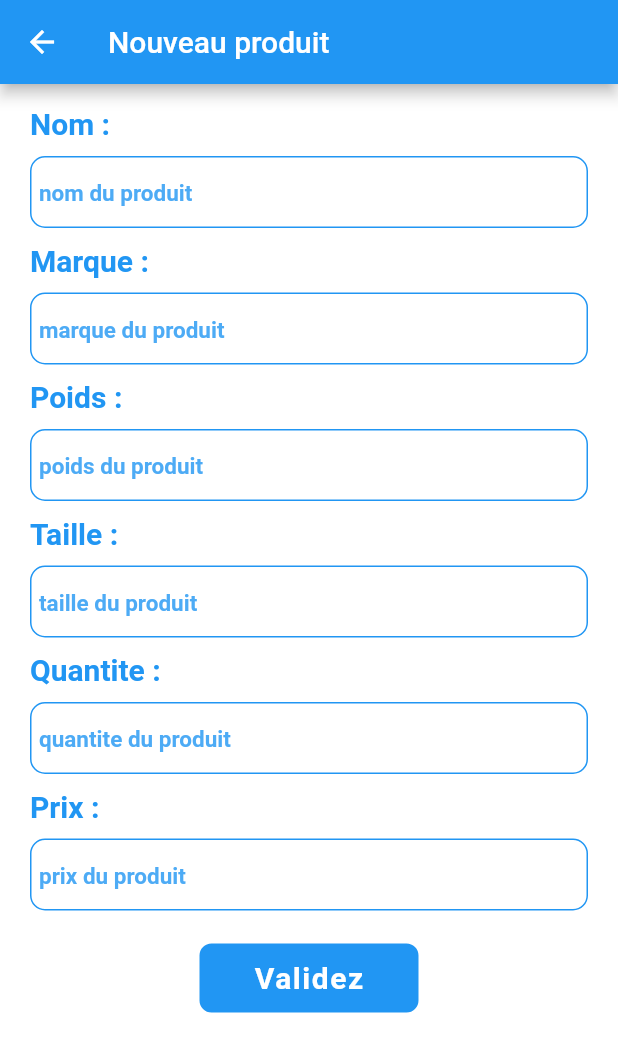
After one commit to bansoow/M2L_mobile, a Flutter app: the Modifier screen opened by its route, on a phone screen of 412 x 824 dp. The commit adds this screen. Shown: the top 1052 px of the screen. Run offline on Flutter 3.47's test engine with Material 2 defaults, Android fonts, the phone set to English and light mode, and no system bars; drawn by our look-alikes of snippet_coder_utils; missing offline and left inert: image_picker_for_web; network calls fail.

```diff
--- a/frontend/lib/main.dart
+++ b/frontend/lib/main.dart
@@ -1,6 +1,8 @@
 import 'package:flutter/material.dart';
 import 'package:flutterapp/pages/Affichage.dart';
 import 'package:flutterapp/pages/Ajout.dart';
+import 'package:flutterapp/pages/Modifier.dart';
+import 'package:flutterapp/pages/Supprimer.dart';
 import 'package:flutterapp/pages/LoginPage.dart';
 
 void main() {
@@ -20,7 +22,9 @@ class MyApp extends StatelessWidget {
       routes: {
         '/' : (context) => const LoginPage(),
         '/liste': (context) => const Affichage(),
-        '/ajout': (context) => const Ajout()
+        '/ajout': (context) => const Ajout(),
+        '/modifier': (context) => const Modifier(),
+        '/supprimer': (context) => const Supprimer()
       },
     );
   }
--- /dev/null
+++ b/frontend/lib/pages/Modifier.dart
@@ -0,0 +1,275 @@
+import 'package:flutter/material.dart';
+import 'package:flutterapp/produit.dart';
+import 'package:snippet_coder_utils/FormHelper.dart';
+import 'package:snippet_coder_utils/ProgressHUD.dart';
+
+class Modifier extends StatefulWidget {
+  const Modifier({ Key? key }) : super(key: key);
+
+  @override
+  State<Modifier> createState() => _AjoutState();
+}
+
+class _AjoutState extends State<Modifier> {
+  bool isAPIcallProcess = false;
+  GlobalKey<FormState> globalFormKey = GlobalKey<FormState>();
+  String? nom_produit;
+  String? marque_produit;
+  String? poids_produit;
+  String? taille_produit;
+  String? quantite_produit;
+  String? prix_produit;
+  @override
+  Widget build(BuildContext context) {
+    return SafeArea(
+      child: Scaffold(
+        appBar: AppBar(
+          title: const Text("Nouveau produit"),
+        ),
+        backgroundColor : Colors.white,
+        body: ProgressHUD(
+          child: Form(
+            key: globalFormKey,
+            child: _AjoutUI(context),
+          ),
+          inAsyncCall: isAPIcallProcess,
+          opacity: 0.3,
+          key: UniqueKey(),
+        ),
+      ),
+    );
+  }
+  Widget _AjoutUI(BuildContext context){
+    return SingleChildScrollView(
+      child:  Column(
+          mainAxisAlignment: MainAxisAlignment.start,
+          crossAxisAlignment: CrossAxisAlignment.start,
+          children: [
+            // NOM
+            const Padding(
+              padding: EdgeInsets.only(
+                  left: 20,
+                  top: 15,
+                  bottom: 10
+              ),
+              child: Text("Nom :", style: TextStyle(
+                  fontWeight: FontWeight.bold,
+                  fontSize: 20,
+                  color: Colors.blue
+              ),
+              ),
+            ),
+            FormHelper.inputFieldWidget(
+                context,
+                "nom_produit",
+                "nom du produit",
+                    (onValidateVal){
+                  if(onValidateVal.isEmpty){
+                    return "Le nom ne peut être vide";
+                  }
+                  return null;
+                },
+                    (onSaved){
+                  nom_produit = onSaved;
+                },
+                borderFocusColor: Colors.blue,
+                borderColor: Colors.blue,
+                textColor: Colors.blue,
+                hintColor: Colors.blue.withOpacity(0.8),
+                borderRadius: 10
+            ),
+            // MARQUE
+            const Padding(
+              padding: EdgeInsets.only(
+                  left: 20,
+                  top: 10,
+                  bottom: 10
+              ),
+              child: Text("Marque :", style: TextStyle(
+                  fontWeight: FontWeight.bold,
+                  fontSize: 20,
+                  color: Colors.blue
+              ),
+              ),
+            ),
+            FormHelper.inputFieldWidget(
+                context,
+                "marque_produit",
+                "marque du produit",
+                    (onValidateVal){
+                  if(onValidateVal.isEmpty){
+                    return "La marque ne peut être vide";
+                  }
+                  return null;
+                }, (onSaved){
+              marque_produit = onSaved;
+            },
+                borderFocusColor: Colors.blue,
+                borderColor: Colors.blue,
+                textColor: Colors.blue,
+                hintColor: Colors.blue.withOpacity(0.8),
+                borderRadius: 10
+            ),
+            // POIDS
+            const Padding(
+              padding: EdgeInsets.only(
+                  left: 20,
+                  top: 10,
+                  bottom: 10
+              ),
+              child: Text("Poids :", style: TextStyle(
+                  fontWeight: FontWeight.bold,
+                  fontSize: 20,
+                  color: Colors.blue
+              ),
+              ),
+            ),
+            FormHelper.inputFieldWidget(
+                context,
+                "poids_produit",
+                "poids du produit",
+                    (onValidateVal){
+                  if(onValidateVal.isEmpty){
+                    return "Le poids ne peut être vide";
+                  }
+                  return null;
+                },
+                    (onSaved){
+                  poids_produit = onSaved;
+                },
+                borderFocusColor: Colors.blue,
+                borderColor: Colors.blue,
+                textColor: Colors.blue,
+                hintColor: Colors.blue.withOpacity(0.8),
+                borderRadius: 10
+            ),
+            // TAILLE
+            const Padding(
+              padding:  EdgeInsets.only(
+                top: 10,
+                left: 20,
+              ),
+              child:  Text("Taille :", style: TextStyle(
+                  fontWeight: FontWeight.bold,
+                  fontSize: 20,
+                  color: Colors.blue
+              ),
+              ),
+            ),
+            Padding(
+              padding: const EdgeInsets.only(top:10),
+              child:  FormHelper.inputFieldWidget(
+                context,
+                "taille_produit",
+                "taille du produit",
+                    (onValidateVal){
+                  if(onValidateVal.isEmpty){
+                    return "La taille ne peut être vide";
+                  }
+                  return null;
+                },
+                    (onSaved){
+                  taille_produit = onSaved;
+                },
+                borderFocusColor: Colors.blue,
+                borderColor: Colors.blue,
+                textColor: Colors.blue,
+                hintColor: Colors.blue.withOpacity(0.8),
+                borderRadius: 10,
+              ),
+
+
+            ),
+            // QUANTITE
+            const Padding(
+              padding:  EdgeInsets.only(top:10,left: 20,),
+              child:  Text("Quantite :", style: TextStyle(
+                  fontWeight: FontWeight.bold,
+                  fontSize: 20,
+                  color: Colors.blue
+              ),
+              ),
+            ),
+            Padding(
+              padding: const EdgeInsets.only(top:10),
+              child:  FormHelper.inputFieldWidget(
+                context,
+                "quantite_produit",
+                "quantite du produit",
+                    (onValidateVal){
+                  if(onValidateVal.isEmpty){
+                    return "La quantité ne peut être vide";
+                  }
+                  return null;
+                },
+                    (onSaved){
+                  quantite_produit = onSaved;
+                },
+                borderFocusColor: Colors.blue,
+                borderColor: Colors.blue,
+                textColor: Colors.blue,
+                hintColor: Colors.blue.withOpacity(0.8),
+                borderRadius: 10,
+              ),
+
+            ),
+
+            // PRIX
+            const Padding(
+              padding:  EdgeInsets.only(top:10,left: 20,),
+              child:  Text("Prix :", style: TextStyle(
+                  fontWeight: FontWeight.bold,
+                  fontSize: 20,
+                  color: Colors.blue
+              ),
+              ),
+            ),
+
+            Padding(
+              padding: const EdgeInsets.only(top:10),
+              child:  FormHelper.inputFieldWidget(
+                context,
+                "prix_produit",
+                "prix du produit",
+                    (onValidateVal){
+                  if(onValidateVal.isEmpty){
+                    return "Le prix ne peut être vide";
+                  }
+                  return null;
+                },
+                    (onSaved){
+                  prix_produit = onSaved;
+                },
+                borderFocusColor: Colors.blue,
+                borderColor: Colors.blue,
+                textColor: Colors.blue,
+                hintColor: Colors.blue.withOpacity(0.8),
+                borderRadius: 10,
+              ),
+
+            ),
+            const SizedBox(
+              height: 20,
+            ),
+            Center(
+              child: FormHelper.submitButton(
+                  "Validez",
+                      (){
+                    dynamic validate = globalFormKey.currentState?.validate();
+                    if(validate != null && validate){
+                      globalFormKey.currentState?.save();
+                      Produit.ajout(context, nom_produit, marque_produit, poids_produit, taille_produit, quantite_produit, prix_produit);
+                    }
+                  },
+                  btnColor: Colors.blue,
+                  borderColor: Colors.white,
+                  txtColor: Colors.white,
+                  borderRadius: 10
+              ) ,
+            )
+
+          ]
+      ),
+    );
+  }
+}
```
Also changed, not shown: frontend/lib/pages/Affichage.dart (+22 -14 lines), frontend/lib/pages/Supprimer.dart (added, +275 -0 lines), frontend/lib/produit.dart (+53 -43 lines), 3 other files.
